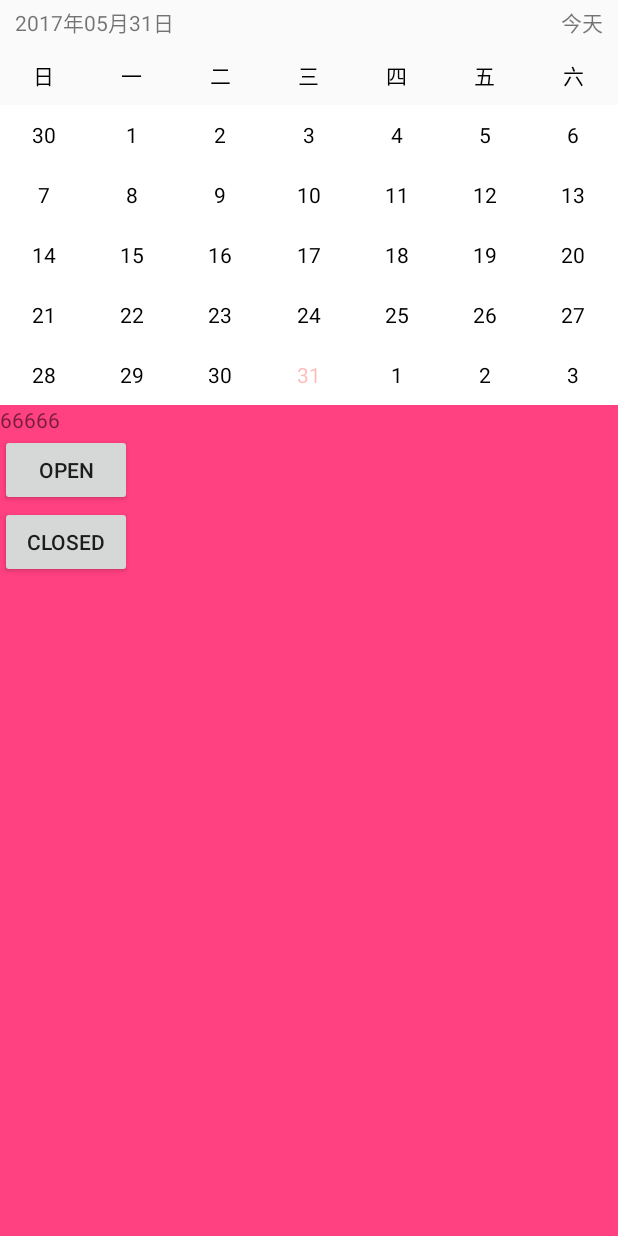
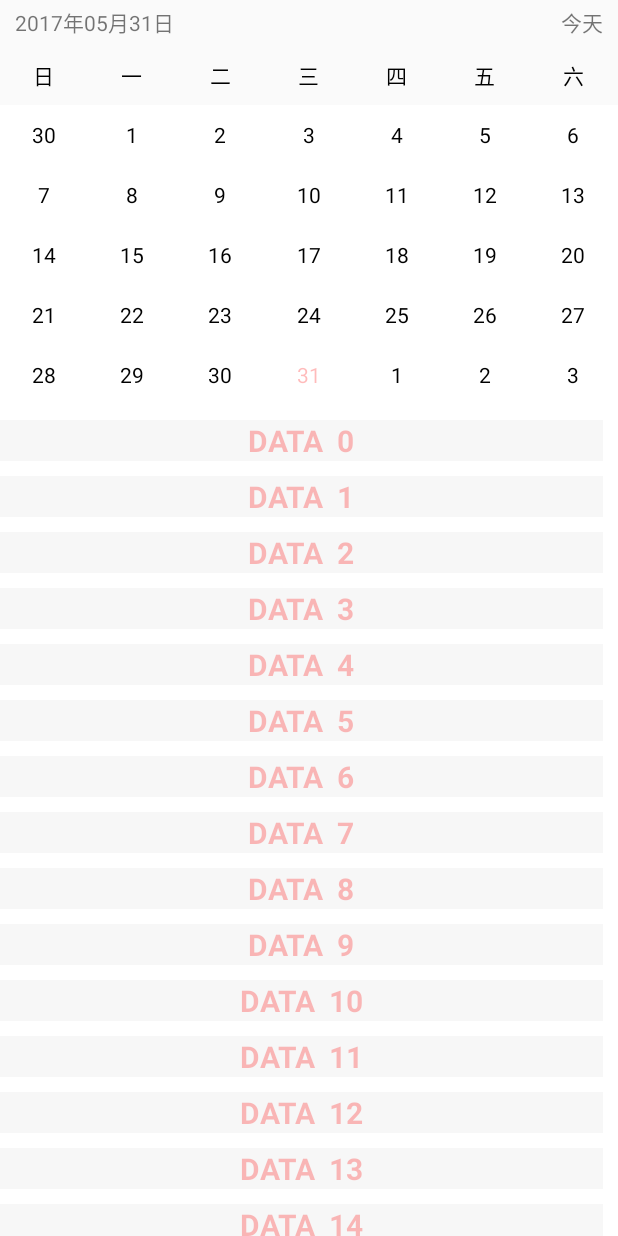
Before and after one commit to yzhang108/MyTestApp, an Android app: the screen it shows after launch (CalendarActivity), on a phone screen of 412 x 824 dp. Run offline under Robolectric (Android 15) with nearby library versions, the phone set to English and light mode, and no system bars.

Commit message:
尝试recyclerview，滑动无冲突

```diff
--- a/MyTestApplication/app/src/main/java/com/example/mytestapplication/ui/activity/CalendarActivity.java
+++ b/MyTestApplication/app/src/main/java/com/example/mytestapplication/ui/activity/CalendarActivity.java
@@ -1,37 +1,35 @@
 package com.example.mytestapplication.ui.activity;
 
+import android.os.Bundle;
 import android.support.v7.app.AppCompatActivity;
-import android.os.Bundle;
-import android.view.View;
-import android.widget.Button;
+import android.support.v7.widget.LinearLayoutManager;
+import android.support.v7.widget.RecyclerView;
 
 import com.example.mytestapplication.R;
-import com.example.mytestapplication.widge.calendar.CalendarState;
+import com.example.mytestapplication.adapter.TestAdapter;
 import com.example.mytestapplication.widge.calendar.MyCalendaryView;
+
+import java.util.ArrayList;
+import java.util.List;
 
 public class CalendarActivity extends AppCompatActivity {
 
-    private Button close, open;
+    //    private Button close, open;
     private MyCalendaryView myCalendaryView;
+    private RecyclerView recyclerView;
 
     @Override
     protected void onCreate(Bundle savedInstanceState) {
         super.onCreate(savedInstanceState);
         setContentView(R.layout.activity_calendar);
         myCalendaryView = (MyCalendaryView) findViewById(R.id.mycalendar);
-        close = (Button) findViewById(R.id.bt_closed);
-        open = (Button) findViewById(R.id.bt_open);
-        open.setOnClickListener(new View.OnClickListener() {
-            @Override
-            public void onClick(View v) {
-                myCalendaryView.setState(CalendarState.OPEN);
-            }
-        });
-        close.setOnClickListener(new View.OnClickListener() {
-            @Override
-            public void onClick(View v) {
-                myCalendaryView.setState(CalendarState.CLOSE);
-            }
-        });
+        recyclerView = (RecyclerView) findViewById(R.id.rl_content);
+        recyclerView.setLayoutManager(new LinearLayoutManager(this,LinearLayoutManager.VERTICAL,false));
+        List<String> showData=new ArrayList<>();
+        for(int i=0;i<100;i++){
+            showData.add("DATA  "+i);
+        }
+        TestAdapter testAdapter=new TestAdapter(showData,this);
+        recyclerView.setAdapter(testAdapter);
     }
 }
--- a/MyTestApplication/app/src/main/java/com/example/mytestapplication/widge/calendar/MyCalendaryView.java
+++ b/MyTestApplication/app/src/main/java/com/example/mytestapplication/widge/calendar/MyCalendaryView.java
@@ -2,6 +2,7 @@ package com.example.mytestapplication.widge.calendar;
 
 import android.annotation.TargetApi;
 import android.content.Context;
+import android.graphics.Color;
 import android.os.Build;
 import android.support.annotation.Nullable;
 import android.support.v4.view.ViewPager;
@@ -261,6 +262,9 @@ public class MyCalendaryView extends LinearLayout {
         int weekbarHeight = getChildAt(1).getLayoutParams().height;
         TOP_MIN = selectTimeHeight + weekbarHeight;
         mDragView = getChildAt(childCount - 1);
+        if(mDragView.getBackground()==null){
+            mDragView.setBackgroundColor(Color.parseColor("#FFFFFF"));
+        }
         setViewHeight(mDragView, height - TOP_MIN - rowHegiht);
         setViewHeight(this, height);
         super.onMeasure(widthMeasureSpec, heightMeasureSpec);
--- a/MyTestApplication/app/src/main/res/layout/activity_calendar.xml
+++ b/MyTestApplication/app/src/main/res/layout/activity_calendar.xml
@@ -2,34 +2,19 @@
 <com.example.mytestapplication.widge.calendar.MyCalendaryView xmlns:android="http://schemas.android.com/apk/res/android"
     xmlns:app="http://schemas.android.com/apk/res-auto"
     xmlns:tools="http://schemas.android.com/tools"
+    android:id="@+id/mycalendar"
     android:layout_width="match_parent"
     android:layout_height="match_parent"
     android:orientation="vertical"
-    android:id="@+id/mycalendar"
     tools:context="com.example.mytestapplication.ui.activity.CalendarActivity">
 
-    <LinearLayout
+    <FrameLayout
         android:layout_width="match_parent"
-        android:layout_height="match_parent"
-        android:background="@color/red"
-        android:orientation="vertical">
+        android:layout_height="match_parent">
 
-        <TextView
+        <android.support.v7.widget.RecyclerView
+            android:id="@+id/rl_content"
             android:layout_width="match_parent"
-            android:layout_height="wrap_content"
-
-            android:text="66666" />
-
-        <Button
-            android:id="@+id/bt_open"
-            android:layout_width="wrap_content"
-            android:layout_height="wrap_content"
-            android:text="open" />
-
-        <Button
-            android:id="@+id/bt_closed"
-            android:layout_width="wrap_content"
-            android:layout_height="wrap_content"
-            android:text="closed" />
-    </LinearLayout>
+            android:layout_height="match_parent"></android.support.v7.widget.RecyclerView>
+    </FrameLayout>
 </com.example.mytestapplication.widge.calendar.MyCalendaryView>
```
